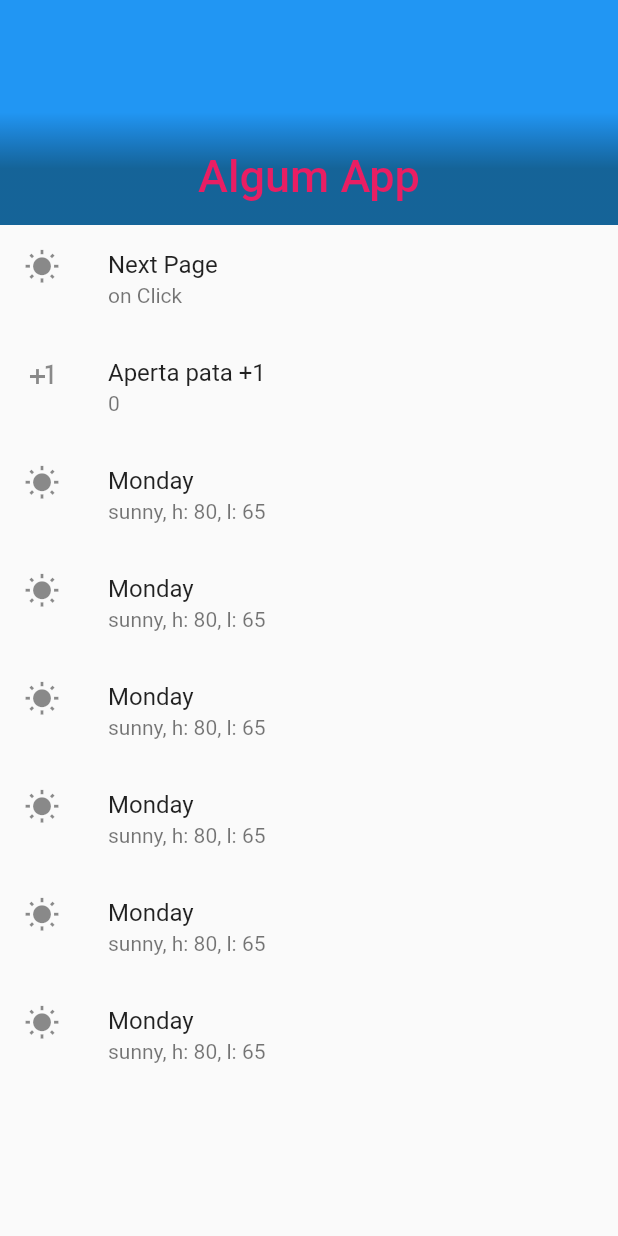
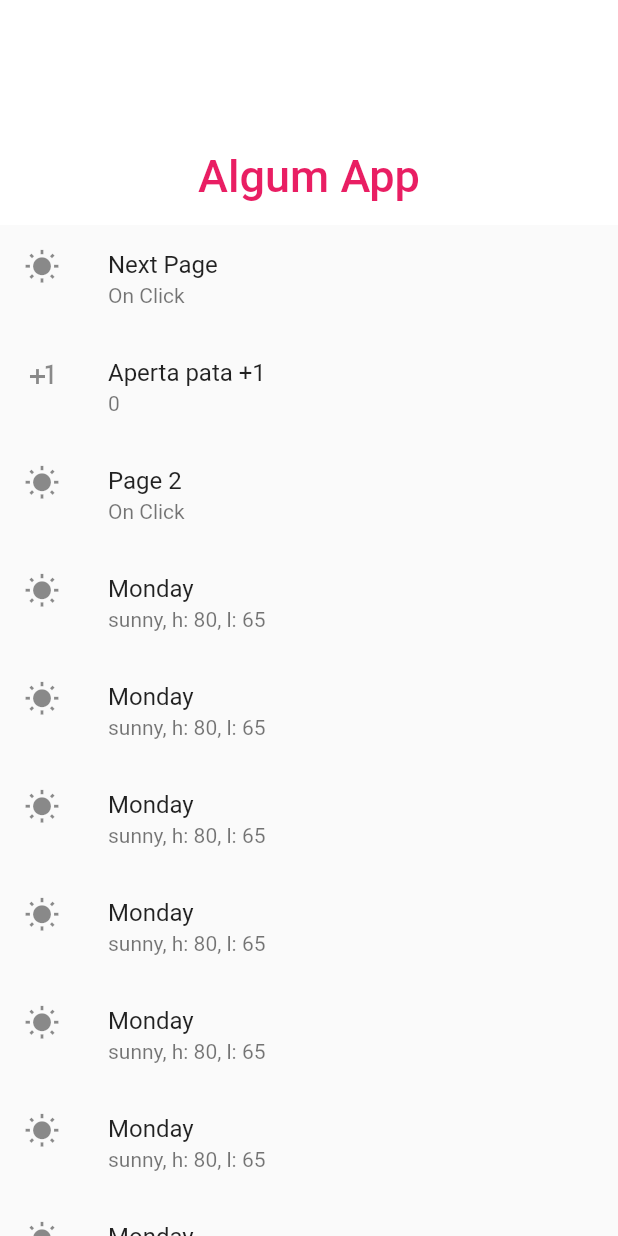
Before and after one commit to augustojulio-code/projeto_Lzero, a Flutter app: the screen it shows after launch, on a phone screen of 412 x 824 dp. Run offline on Flutter 3.47's test engine with Material 2 defaults, Android fonts, the phone set to English and light mode, and no system bars.

```diff
--- a/lib/Home.dart
+++ b/lib/Home.dart
@@ -1,5 +1,6 @@
 import 'package:flutter/material.dart';
 import 'cadastro.dart';
+import 'pagina2rank.dart';
 
 int _valor = 0;
 
@@ -24,7 +25,9 @@ class _HomePageState extends State<HomePage> {
         physics: const BouncingScrollPhysics(),
         slivers: <Widget>[
           SliverAppBar(
+            floating: true,
             stretch: true,
+            backgroundColor: Color.fromARGB(0xff, 0xff, 0xff, 0xff),
             onStretchTrigger: () {
               return;
             },
@@ -41,18 +44,17 @@ class _HomePageState extends State<HomePage> {
                   const DecoratedBox(
                     decoration: BoxDecoration(
                       gradient: LinearGradient(
-                        begin: Alignment(0.0, 0.5),
-                        end: Alignment(0.0, 0.0),
+                        //begin: Alignment(0.0, 0.5),
+                        //end: Alignment(0.0, 0.0),
                         colors: <Color>[
-                          Color(0x60001000),
-                          Color(0x00000000),
+                          Color(0xFFFFFFFF),
+                          Color(0xFFFFFFFF),
                         ],
                       ),
                     ),
                   ),
                 ],
               ),
-              //backgroundColor: Colors.blueAccent,
             ),
           ),
           SliverList(
@@ -61,7 +63,7 @@ class _HomePageState extends State<HomePage> {
                 ListTile(
                   leading: Icon(Icons.wb_sunny),
                   title: Text("Next Page"),
-                  subtitle: Text("on Click"),
+                  subtitle: Text("On Click"),
                   onTap: () {
                     Navigator.push(context,
                         MaterialPageRoute(builder: (context) => Cadastro()));
@@ -77,6 +79,22 @@ class _HomePageState extends State<HomePage> {
                     });
                   },
                   subtitle: Text("$_valor"),
+                ),
+                ListTile(
+                  leading: Icon(Icons.wb_sunny),
+                  title: Text('Page 2'),
+                  subtitle: Text('On Click'),
+                  onTap: () {
+                    setState(() {
+                      Navigator.push(context,
+                          MaterialPageRoute(builder: (context) => PageRank()));
+                    });
+                  },
+                ),
+                ListTile(
+                  leading: Icon(Icons.wb_sunny),
+                  title: Text('Monday'),
+                  subtitle: Text('sunny, h: 80, l: 65'),
                 ),
                 ListTile(
                   leading: Icon(Icons.wb_sunny),
```
Also changed, not shown: lib/pagina2rank.dart (added, +144 -0 lines).
